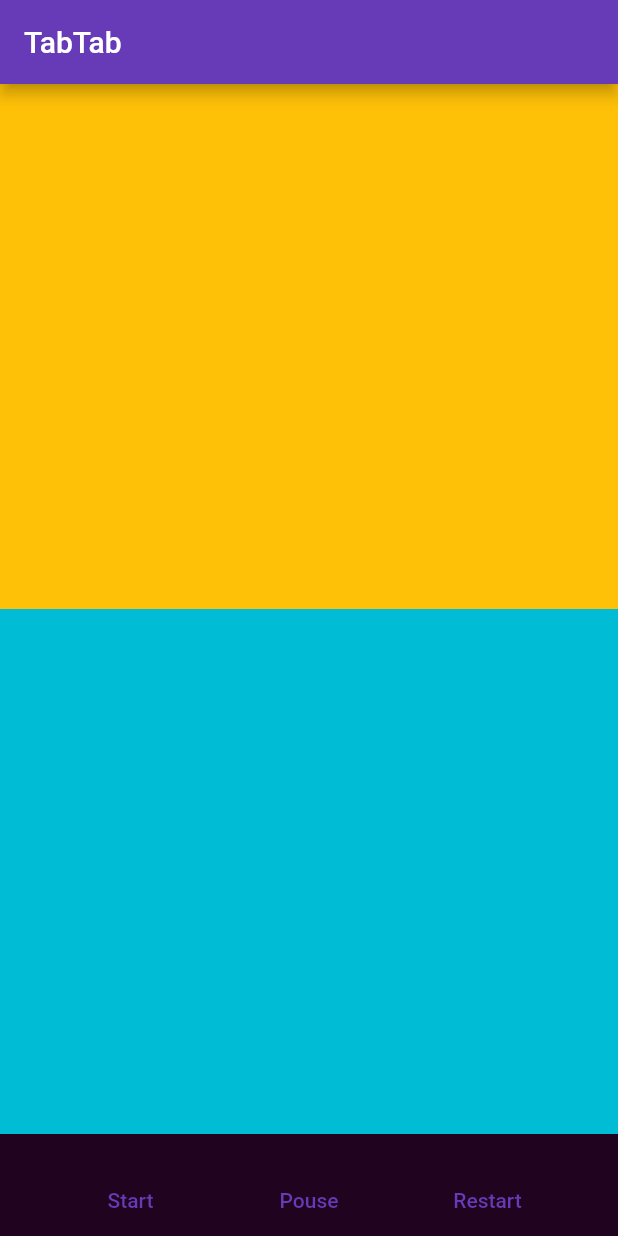
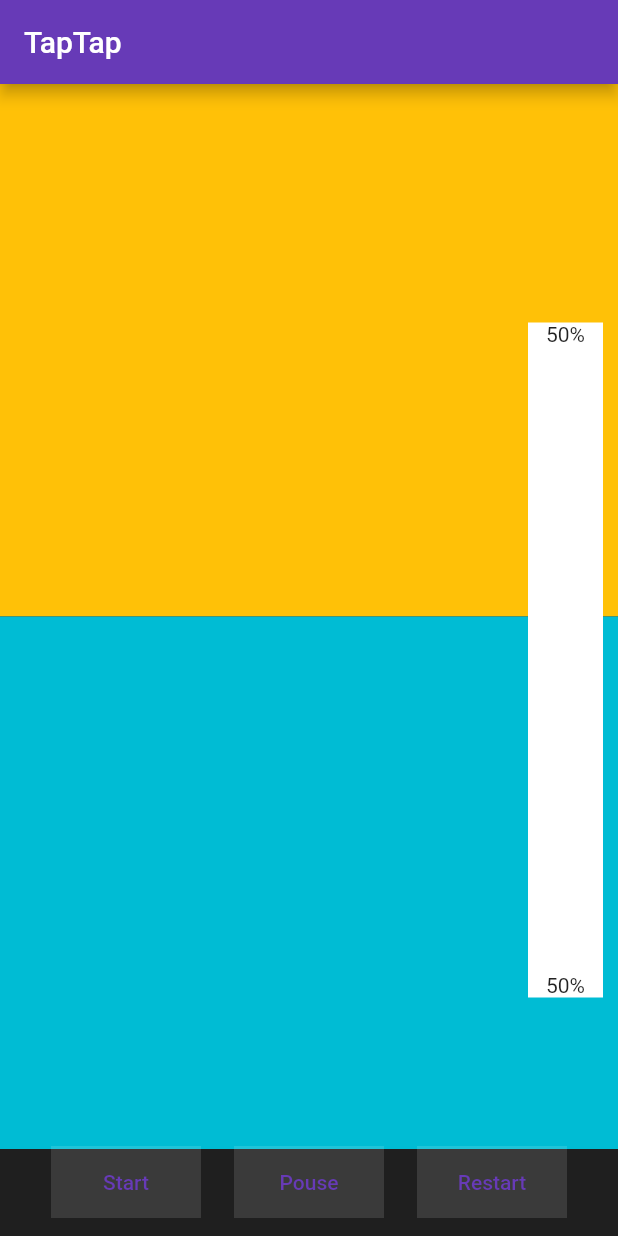
Before and after one commit to sgc93/TapTap, a Flutter app: the screen it shows after launch, after a tap on "Restart", on a phone screen of 412 x 824 dp. Run offline on Flutter 3.47's test engine with Material 2 defaults, Android fonts, the phone set to English and light mode, and no system bars.

Commit message:
add game status bar

```diff
--- a/lib/pages/home_page.dart
+++ b/lib/pages/home_page.dart
@@ -8,11 +8,16 @@ class HomePage extends StatefulWidget {
 }
 
 class _HomePageState extends State<HomePage> {
+  final double _statusConstant = (10/71);
+
   bool _isGameStarted = false;
   bool _isGamePoused = false;
 
-  double _gameAreaOneHeight = 350;
-  double _gameAreaTwoHeight = 350;
+  double _gameAreaOneHeight = 355;
+  double _gameAreaTwoHeight = 355;
+
+  int _playerOneStatus = 50;
+  int _playerTwoStatus = 50;
 
   @override
   Widget build(BuildContext context) {
@@ -20,28 +25,15 @@ class _HomePageState extends State<HomePage> {
 
     return Scaffold(
       appBar: AppBar(
-        title: const Text('TabTab'), // haya seba selasa semanyazetegn
+        title: const Text('TapTap'), // haya seba selasa semanyazetegn
       ),
       body: Container(
-        color:const Color.fromRGBO(31, 3, 31, 1.0),
+        color:const Color.fromRGBO(31, 31, 31, 1.0),
         child: Stack(
           children: [
             _gameArea(),
-            Align(
-              alignment: Alignment.bottomCenter,
-              child: Container(
-                child: Row(
-                  mainAxisAlignment: MainAxisAlignment.spaceEvenly,
-                  mainAxisSize: MainAxisSize.max,
-                  crossAxisAlignment: CrossAxisAlignment.center,
-                  children: [
-                    _startTextButton(),
-                    _stopTextButton(),
-                    _restartTextButon(),
-                  ],
-                ),
-              ),
-            ),
+            _bottomBtnContainer(),
+            _sidePercentContainer(),
           ],
         ),
       ),
@@ -68,6 +60,7 @@ class _HomePageState extends State<HomePage> {
           if(_isGameStarted){
             _gameAreaTwoHeight -= 10;
             _gameAreaOneHeight += 10;
+            _updateStatus();
           }
         });
       },
@@ -96,7 +89,10 @@ class _HomePageState extends State<HomePage> {
   }
 
   Widget _startTextButton() {
-    return TextButton(
+    return Container(
+      color: Colors.white12,
+      width: 100,
+      child: TextButton(
         onPressed: (){
           setState(() {
             if(!_isGameStarted){
@@ -105,11 +101,15 @@ class _HomePageState extends State<HomePage> {
           });
         },
         child: const Text('Start'),
+      )
     );
   }
 
   Widget _stopTextButton() {
-    return TextButton(
+    return Container(
+      color: Colors.white12,
+      width: 100,
+      child: TextButton(
         onPressed: (){
           setState(() {
             if(_isGameStarted){
@@ -119,21 +119,88 @@ class _HomePageState extends State<HomePage> {
           });
         },
         child: const Text('Pouse'),
+      ),
     );
   }
 
   Widget _restartTextButon() {
-    return TextButton(
+    return Container(
+      color: Colors.white12,
+      width: 100,
+      child: TextButton(
         onPressed: (){
           setState(() {
             if(_isGameStarted || _isGamePoused){
+              _isGameStarted = true;
               _isGamePoused = false;
-            _gameAreaOneHeight = 350;
-            _gameAreaTwoHeight = 350;
+              _gameAreaOneHeight = 355;
+              _gameAreaTwoHeight = 355;
             }
           });
         },
         child: const Text('Restart'),
+      ),
     );
   }
+
+  Widget _bottomBtnContainer() {
+    return Align(
+      alignment: Alignment.bottomCenter,
+      child: Container(
+        margin: const EdgeInsets.all(12),
+        child: Row(
+          mainAxisAlignment: MainAxisAlignment.spaceEvenly,
+          mainAxisSize: MainAxisSize.max,
+          crossAxisAlignment: CrossAxisAlignment.center,
+          children: [
+            _startTextButton(),
+            _stopTextButton(),
+            _restartTextButon(),
+          ],
+        ),
+      ),
+    );
   }
+
+  Widget _sidePercentContainer() {
+    return Align(
+      alignment: Alignment.centerRight,
+      child: Container(
+        margin: const EdgeInsets.only(right: 10),
+        color: Colors.white,
+        height: 450,
+        width: 50,
+        child: Column(
+          mainAxisAlignment: MainAxisAlignment.spaceBetween,
+          mainAxisSize: MainAxisSize.max,
+          crossAxisAlignment: CrossAxisAlignment.center,
+          children: [
+            _statusBoxOne(),
+            _statusBoxTwo(),
+          ],
+        ),
+      ),
+    );
+  }
+
+  Widget _statusBoxTwo() {
+    return Container(
+      child: Text(
+        '$_playerTwoStatus%',
+      ),
+    );
+  }
+
+  Widget _statusBoxOne() {
+    return Container(
+      child: Text(
+        '$_playerOneStatus%',
+      ),
+    );
+  }
+
+  void _updateStatus() {
+    _playerOneStatus = (_statusConstant * _gameAreaOneHeight).round();
+    _playerTwoStatus = 100 - _playerOneStatus;
+  }
+}
```
Lines whose indentation alone changed are shown as unchanged.
